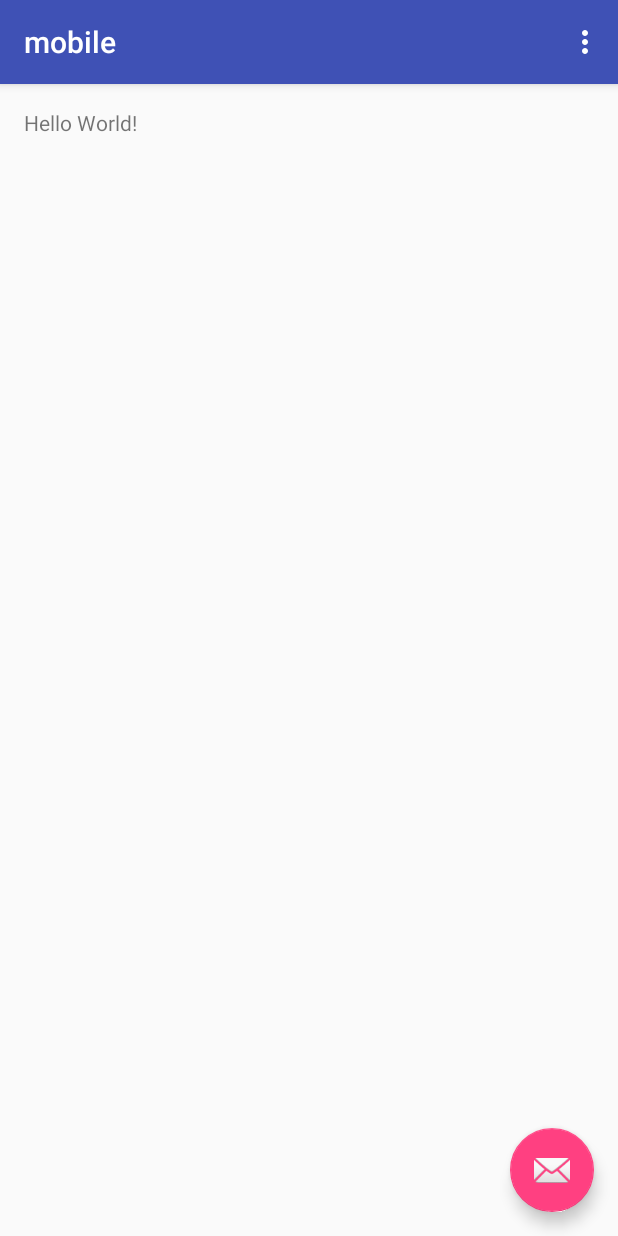
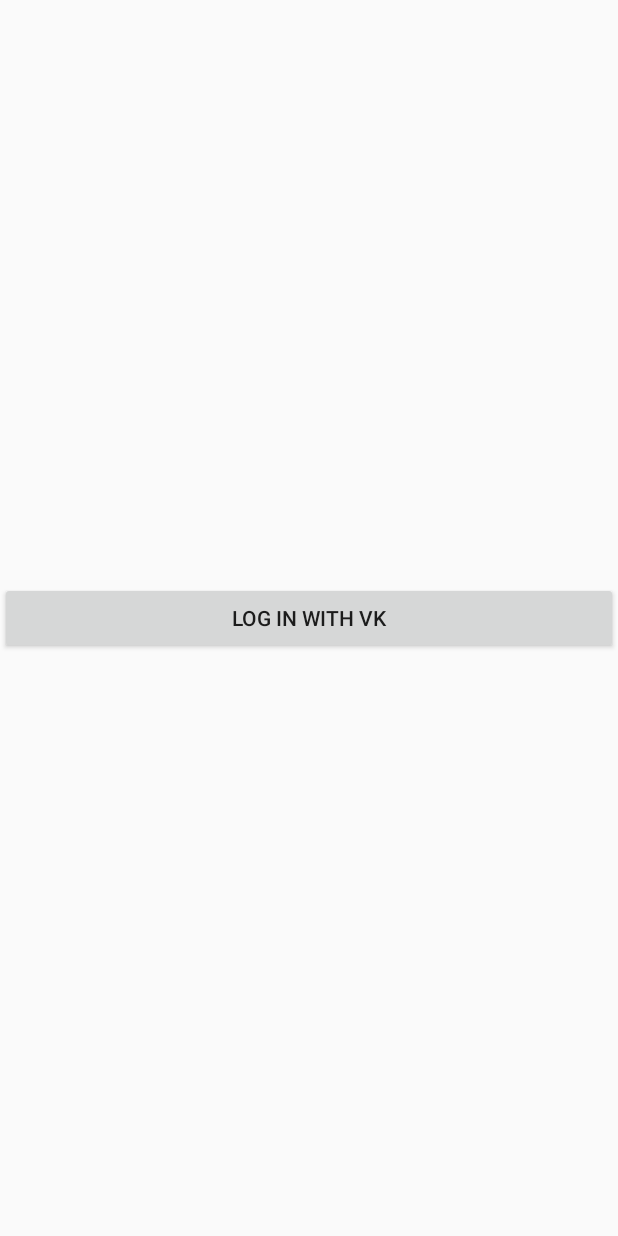
Before and after one commit to alexeyzyabkin/matinee, an Android app: the screen it shows after launch (MainActivity before the commit, LoginActivity after it), on a phone screen of 412 x 824 dp. Run offline under Robolectric (Android 15) with nearby library versions, the phone set to English and light mode, and no system bars; libraries missing offline, so code that uses them is left out: com.vk.sdk; 1 statement that could not run was skipped.

Commit message:
implemented VK log in

```diff
--- /dev/null
+++ b/mobile/src/main/java/com/invizorys/mobile/MatineeAplication.java
@@ -0,0 +1,17 @@
+package com.invizorys.mobile;
+
+import android.app.Application;
+
+import com.vk.sdk.VKSdk;
+
+/**
+ * Created by Paryshkura Roman on 12.12.2015.
+ */
+public class MatineeAplication extends Application {
+
+    @Override
+    public void onCreate() {
+        super.onCreate();
+        VKSdk.initialize(this);
+    }
+}
--- /dev/null
+++ b/mobile/src/main/java/com/invizorys/mobile/activity/LoginActivity.java
@@ -0,0 +1,61 @@
+package com.invizorys.mobile.activity;
+
+import android.content.Intent;
+import android.os.Bundle;
+import android.support.v7.app.AppCompatActivity;
+import android.util.Log;
+import android.view.View;
+
+import com.invizorys.mobile.R;
+import com.invizorys.mobile.util.social.VkSocialNetwork;
+import com.vk.sdk.VKAccessToken;
+import com.vk.sdk.VKCallback;
+import com.vk.sdk.VKSdk;
+import com.vk.sdk.api.VKError;
+
+public class LoginActivity extends AppCompatActivity implements View.OnClickListener{
+
+    @Override
+    public void onCreate(Bundle savedInstanceState) {
+        super.onCreate(savedInstanceState);
+        setContentView(R.layout.activity_login);
+
+        findViewById(R.id.button_login_vk).setOnClickListener(this);
+
+//        String[] fingerprints = VKUtil.getCertificateFingerprint(this, this.getPackageName());
+//        Log.e("Vk", fingerprints[0]);
+
+    }
+
+    private void vkLogin() {
+        VkSocialNetwork vkSocialNetwork = new VkSocialNetwork(this);
+        vkSocialNetwork.login();
+    }
+
+    @Override
+    protected void onActivityResult(int requestCode, int resultCode, Intent data) {
+        if (!VKSdk.onActivityResult(requestCode, resultCode, data, new VKCallback<VKAccessToken>() {
+            @Override
+            public void onResult(VKAccessToken res) {
+                // User passed Authorization
+            }
+
+            @Override
+            public void onError(VKError error) {
+                // User didn't pass Authorization
+                Log.e("LoginActivity", "VKError: " + error.toString());
+            }
+        })) {
+            super.onActivityResult(requestCode, resultCode, data);
+        }
+    }
+
+    @Override
+    public void onClick(View view) {
+        switch (view.getId()) {
+            case R.id.button_login_vk:
+                vkLogin();
+                break;
+        }
+    }
+}
--- /dev/null
+++ b/mobile/src/main/res/layout/activity_login.xml
@@ -0,0 +1,16 @@
+<RelativeLayout xmlns:android="http://schemas.android.com/apk/res/android"
+    xmlns:tools="http://schemas.android.com/tools"
+    android:layout_width="match_parent"
+    android:layout_height="match_parent"
+    android:gravity="center_horizontal"
+    android:orientation="vertical"
+    tools:context="com.invizorys.mobile.activity.LoginActivity">
+
+    <Button
+        android:id="@+id/button_login_vk"
+        android:layout_width="match_parent"
+        android:layout_height="wrap_content"
+        android:layout_centerInParent="true"
+        android:text="Log in with VK" />
+
+</RelativeLayout>
--- a/mobile/src/main/res/values/strings.xml
+++ b/mobile/src/main/res/values/strings.xml
@@ -1,4 +1,6 @@
 <resources>
     <string name="app_name">mobile</string>
     <string name="action_settings">Settings</string>
+    <string name="title_activity_login">Sign in</string>
+    <integer name="com_vk_sdk_AppId">5185514</integer>
 </resources>
--- a/model/src/main/java/com/letionik/testtost/EventDto.java
+++ b/model/src/main/java/com/letionik/testtost/EventDto.java
@@ -7,13 +7,13 @@ import java.util.List;
  * Created by Alexey Zyabkin on 12.12.2015.
  */
 public class EventDto {
-    private String id;
+    private Long id;
     private String name;
     private UserDto admin;
     private List<ParticipantDto> participants;
     private LocalDateTime startDate;
-
     private LocalDateTime creationDate;
+    private String code;
 
     public String getName() {
         return name;
```
Also changed, not shown: mobile/src/main/AndroidManifest.xml (+8 -6 lines), mobile/src/main/java/com/invizorys/mobile/activity/MainActivity.java (renamed from mobile/src/main/java/com/invizorys/mobile/MainActivity.java, +2 -19 lines), mobile/src/main/java/com/invizorys/mobile/util/FragmentHelper.java (added, +26 -0 lines).
